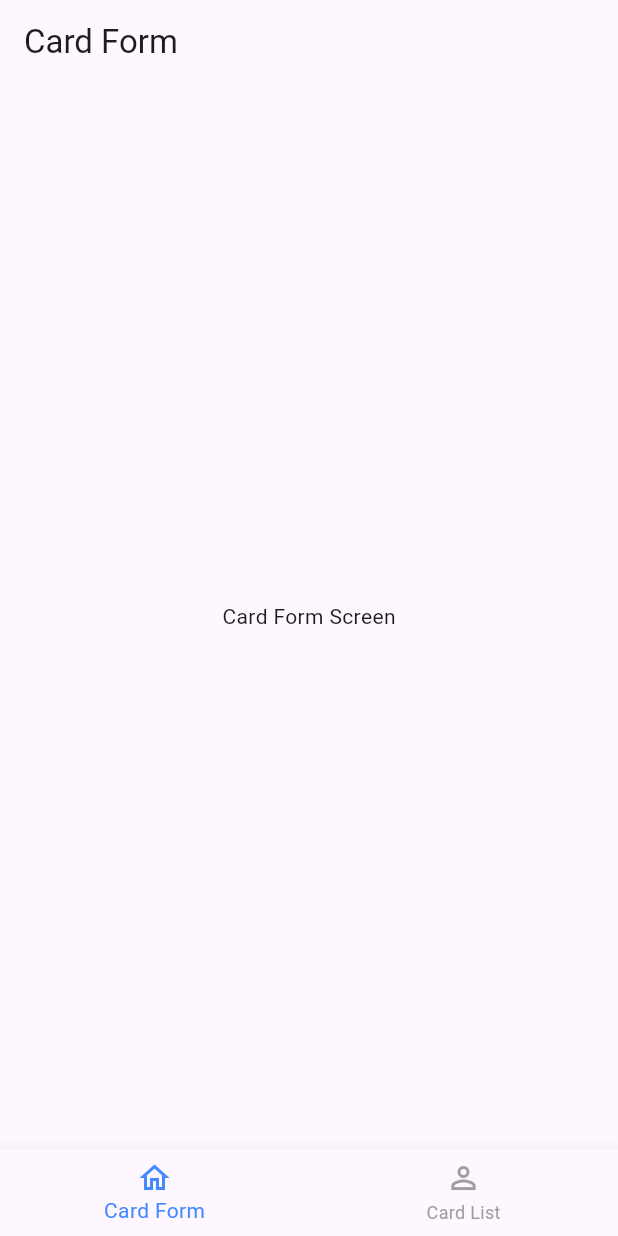
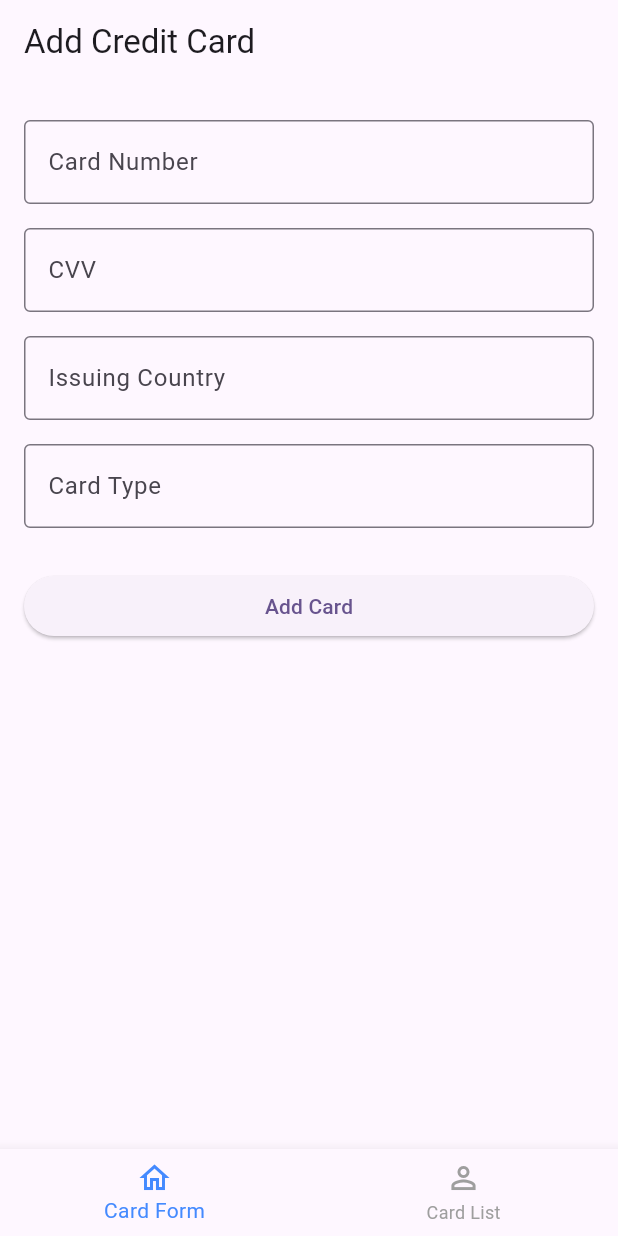
Before and after one commit to KabeloDev/credit_card_validator, a Flutter app: the screen it shows after launch, on a phone screen of 412 x 824 dp. Run offline on Flutter 3.47's test engine with Material 3 defaults, Android fonts, the phone set to English and light mode, and no system bars; our stand-ins replace bloc, flutter_bloc, get_it, shared_preferences; missing offline and left inert: card_scanner.

Commit message:
Add cards form and saved cards displayed in the UI

```diff
--- a/lib/features/card_validation/presentation/pages/card_form.dart
+++ b/lib/features/card_validation/presentation/pages/card_form.dart
@@ -1,16 +1,75 @@
+import 'package:credit_card_validator/features/card_validation/presentation/blocs/card_bloc.dart';
+import 'package:credit_card_validator/features/card_validation/presentation/blocs/card_event.dart';
+import 'package:credit_card_validator/features/card_validation/presentation/blocs/card_state.dart';
+import 'package:credit_card_validator/features/card_validation/presentation/widgets/card_form/add_card_button.dart';
+import 'package:credit_card_validator/features/card_validation/presentation/widgets/card_form/card_text_field.dart';
 import 'package:flutter/material.dart';
+import 'package:flutter_bloc/flutter_bloc.dart';
 
-class CardForm extends StatelessWidget {
+class CardForm extends StatefulWidget {
   const CardForm({super.key});
+
+  @override
+  State<CardForm> createState() => _CardFormPageState();
+}
+
+class _CardFormPageState extends State<CardForm> {
+  final _formKey = GlobalKey<FormState>();
+  final _numberController = TextEditingController();
+  final _cvvController = TextEditingController();
+  final _countryController = TextEditingController();
+  final _typeController = TextEditingController();
+
+  @override
+  void dispose() {
+    _numberController.dispose();
+    _cvvController.dispose();
+    _countryController.dispose();
+    _typeController.dispose();
+    super.dispose();
+  }
+
+  void _submit() {
+    if (_formKey.currentState!.validate()) {
+      BlocProvider.of<CardBloc>(context).add(AddCard(
+        number: _numberController.text,
+        cvv: _cvvController.text,
+        issuingCountry: _countryController.text,
+        cardType: _typeController.text,
+      ));
+
+      _formKey.currentState!.reset();
+    }
+  }
 
   @override
   Widget build(BuildContext context) {
     return Scaffold(
-      appBar: AppBar(
-        title: const Text('Card Form'),
-      ),
-      body: const Center(
-        child: Text('Card Form Screen'),
+      appBar: AppBar(title: const Text('Add Credit Card')),
+      body: Padding(
+        padding: const EdgeInsets.all(16),
+        child: BlocListener<CardBloc, CardState>(
+          listener: (context, state) {
+            if (state is CardError) {
+              ScaffoldMessenger.of(context).showSnackBar(
+                SnackBar(content: Text(state.message)),
+              );
+            }
+          },
+          child: Form(
+            key: _formKey,
+            child: Column(
+              children: [
+                CardTextField(controller: _numberController, label: 'Card Number'),
+                CardTextField(controller: _cvvController, label: 'CVV'),
+                CardTextField(controller: _countryController, label: 'Issuing Country'),
+                CardTextField(controller: _typeController, label: 'Card Type'),
+                const SizedBox(height: 20),
+                AddCardButton(onPressed: _submit),
+              ],
+            ),
+          ),
+        ),
       ),
     );
   }
--- /dev/null
+++ b/lib/features/card_validation/presentation/widgets/card_form/add_card_button.dart
@@ -0,0 +1,18 @@
+import 'package:flutter/material.dart';
+
+class AddCardButton extends StatelessWidget {
+  final VoidCallback onPressed;
+
+  const AddCardButton({super.key, required this.onPressed});
+
+  @override
+  Widget build(BuildContext context) {
+    return SizedBox(
+      width: double.infinity,
+      child: ElevatedButton(
+        onPressed: onPressed,
+        child: const Text('Add Card'),
+      ),
+    );
+  }
+}
--- /dev/null
+++ b/lib/features/card_validation/presentation/widgets/card_form/card_text_field.dart
@@ -0,0 +1,23 @@
+import 'package:flutter/material.dart';
+
+class CardTextField extends StatelessWidget {
+  final TextEditingController controller;
+  final String label;
+
+  const CardTextField({super.key, required this.controller, required this.label});
+
+  @override
+  Widget build(BuildContext context) {
+    return Padding(
+      padding: const EdgeInsets.symmetric(vertical: 8.0),
+      child: TextFormField(
+        controller: controller,
+        decoration: InputDecoration(
+          labelText: label,
+          border: const OutlineInputBorder(),
+        ),
+        validator: (value) => (value == null || value.isEmpty) ? 'Please enter $label' : null,
+      ),
+    );
+  }
+}
--- /dev/null
+++ b/lib/features/card_validation/presentation/widgets/card_list/card_list_item.dart
@@ -0,0 +1,20 @@
+import 'package:credit_card_validator/features/card_validation/domain/entities/credit_card.dart';
+import 'package:flutter/material.dart';
+
+class CardListItem extends StatelessWidget {
+  final CreditCard card;
+
+  const CardListItem({super.key, required this.card});
+
+  @override
+  Widget build(BuildContext context) {
+    return Card(
+      margin: const EdgeInsets.symmetric(horizontal: 16, vertical: 8),
+      child: ListTile(
+        title: Text('**** **** **** ${card.number.substring(card.number.length - 4)}'),
+        subtitle: Text('${card.cardType} - ${card.issuingCountry}'),
+        trailing: Text('CVV: ${card.cvv}'),
+      ),
+    );
+  }
+}
--- a/lib/injection_container.dart
+++ b/lib/injection_container.dart
@@ -1,6 +1,7 @@
 import 'package:credit_card_validator/features/card_validation/data/datasources/local_data_source.dart';
 import 'package:credit_card_validator/features/card_validation/data/repositories/card_repository_impl.dart';
 import 'package:credit_card_validator/features/card_validation/domain/repositories/card_repository.dart';
+import 'package:credit_card_validator/features/card_validation/presentation/blocs/card_bloc.dart';
 import 'package:get_it/get_it.dart';
 import 'package:shared_preferences/shared_preferences.dart';
 
@@ -18,4 +19,6 @@ Future<void> init() async {
   sl.registerLazySingleton<CardRepository>(
     () => CardRepositoryImpl(localDataSource: sl(), prefs: sl()),
   );
+
+  sl.registerFactory(() => CardBloc(repository: sl()));
 }
--- a/lib/main.dart
+++ b/lib/main.dart
@@ -1,6 +1,8 @@
+import 'package:credit_card_validator/features/card_validation/presentation/blocs/card_bloc.dart';
 import 'package:credit_card_validator/features/card_validation/presentation/main_app_navigation.dart';
 import 'package:credit_card_validator/injection_container.dart';
 import 'package:flutter/material.dart';
+import 'package:flutter_bloc/flutter_bloc.dart';
 
 void main() async {
   WidgetsFlutterBinding.ensureInitialized();
@@ -13,12 +15,15 @@ class MyApp extends StatelessWidget {
 
   @override
   Widget build(BuildContext context) {
-    return MaterialApp(
+   return BlocProvider(
+    create: (_) => sl<CardBloc>(),
+    child: MaterialApp(
       debugShowCheckedModeBanner: false,
       theme: ThemeData(
         colorScheme: ColorScheme.fromSeed(seedColor: Colors.deepPurple),
       ),
       home: const MainNavigation(),
-    );
+    ),
+  );
   }
 }
```
Also changed, not shown: lib/features/card_validation/presentation/pages/card_list.dart (+28 -5 lines).
